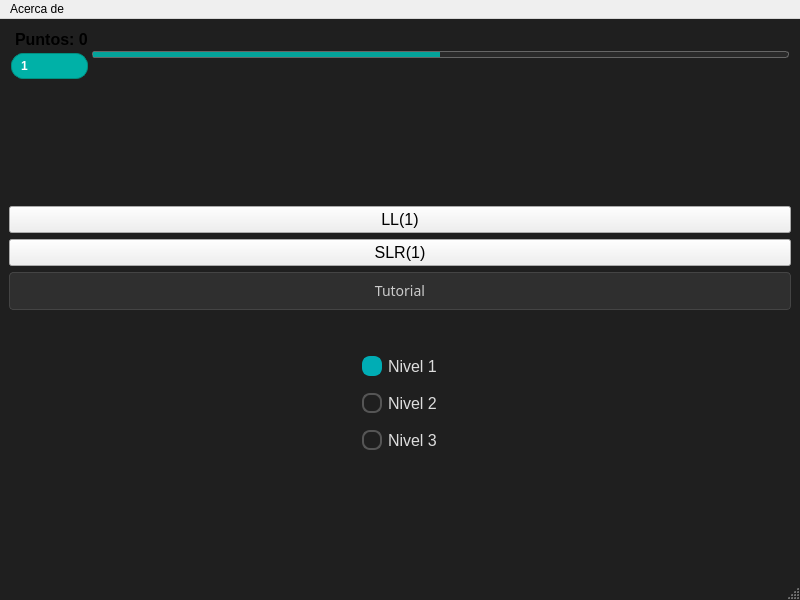
jose-rZM/SyntaxTutor, file mainwindow.ui: the form before one commit.
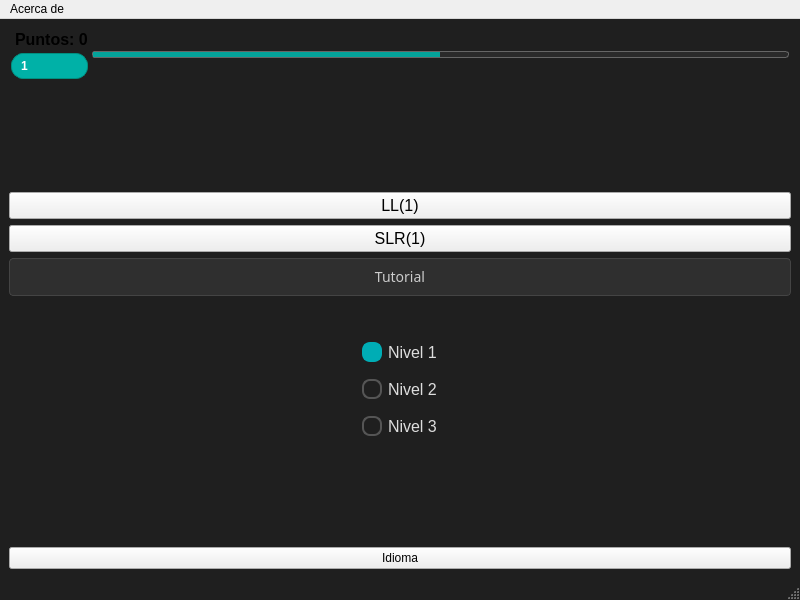
The form after the commit. Icons and pictures are not drawn.

```diff
--- a/mainwindow.ui
+++ b/mainwindow.ui
@@ -31,7 +31,7 @@
 </string>
   </property>
   <widget class="QWidget" name="centralwidget">
-   <layout class="QVBoxLayout" name="verticalLayout_4" stretch="0,1,3,0,3,1">
+   <layout class="QVBoxLayout" name="verticalLayout_4" stretch="0,1,3,0,3,1,0">
     <property name="sizeConstraint">
      <enum>QLayout::SizeConstraint::SetDefaultConstraint</enum>
     </property>
@@ -446,6 +446,13 @@
       </property>
      </spacer>
     </item>
+    <item>
+     <widget class="QPushButton" name="idiom">
+      <property name="text">
+       <string>Idioma</string>
+      </property>
+     </widget>
+    </item>
    </layout>
   </widget>
   <widget class="QMenuBar" name="menubar">
```
